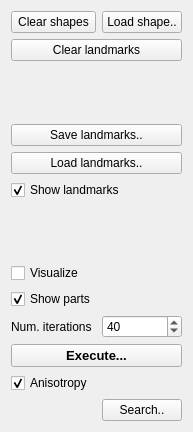
Old version of the form ddtt/experiment/experiment-widget.ui in the repository ialhashim/ddtt-dev.
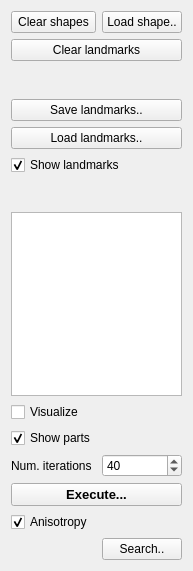
New version of the form.

Commit message: [experiment] some good initial results.

```diff
--- a/ddtt/experiment/experiment-widget.ui
+++ b/ddtt/experiment/experiment-widget.ui
@@ -7,58 +7,21 @@
     <x>0</x>
     <y>0</y>
     <width>176</width>
-    <height>432</height>
+    <height>571</height>
    </rect>
   </property>
   <property name="windowTitle">
    <string>Form</string>
   </property>
   <layout class="QGridLayout" name="gridLayout">
-   <item row="0" column="0">
-    <widget class="QPushButton" name="clearShapes">
+   <item row="9" column="0" colspan="2">
+    <widget class="QCheckBox" name="isVisualize">
      <property name="text">
-      <string>Clear shapes</string>
+      <string>Visualize</string>
      </property>
     </widget>
    </item>
-   <item row="9" column="0">
-    <widget class="QLabel" name="label">
-     <property name="text">
-      <string>Num. iterations</string>
-     </property>
-    </widget>
-   </item>
-   <item row="2" column="0" colspan="2">
-    <spacer name="verticalSpacer">
-     <property name="orientation">
-      <enum>Qt::Vertical</enum>
-     </property>
-     <property name="sizeHint" stdset="0">
-      <size>
-       <width>20</width>
-       <height>40</height>
-      </size>
-     </property>
-    </spacer>
-   </item>
-   <item row="12" column="1">
-    <widget class="QPushButton" name="searchBest">
-     <property name="text">
-      <string>Search..</string>
-     </property>
-    </widget>
-   </item>
-   <item row="5" column="0" colspan="2">
-    <widget class="QCheckBox" name="isShowLandmarks">
-     <property name="text">
-      <string>Show landmarks</string>
-     </property>
-     <property name="checked">
-      <bool>true</bool>
-     </property>
-    </widget>
-   </item>
-   <item row="10" column="0" colspan="2">
+   <item row="12" column="0" colspan="2">
     <widget class="QPushButton" name="executeButton">
      <property name="font">
       <font>
@@ -72,20 +35,51 @@
      </property>
     </widget>
    </item>
-   <item row="9" column="1">
-    <widget class="QSpinBox" name="numIterations">
-     <property name="maximum">
-      <number>1000</number>
+   <item row="14" column="1">
+    <widget class="QPushButton" name="searchBest">
+     <property name="text">
+      <string>Search..</string>
      </property>
-     <property name="singleStep">
-      <number>5</number>
+    </widget>
+   </item>
+   <item row="4" column="0" colspan="2">
+    <widget class="QPushButton" name="loadLandmarks">
+     <property name="text">
+      <string>Load landmarks..</string>
      </property>
-     <property name="value">
-      <number>40</number>
+    </widget>
+   </item>
+   <item row="13" column="0" colspan="2">
+    <widget class="QCheckBox" name="isAnisotropy">
+     <property name="text">
+      <string>Anisotropy</string>
      </property>
+     <property name="checked">
+      <bool>true</bool>
+     </property>
     </widget>
    </item>
-   <item row="8" column="0">
+   <item row="0" column="0">
+    <widget class="QPushButton" name="clearShapes">
+     <property name="text">
+      <string>Clear shapes</string>
+     </property>
+    </widget>
+   </item>
+   <item row="2" column="0" colspan="2">
+    <spacer name="verticalSpacer">
+     <property name="orientation">
+      <enum>Qt::Vertical</enum>
+     </property>
+     <property name="sizeHint" stdset="0">
+      <size>
+       <width>20</width>
+       <height>40</height>
+      </size>
+     </property>
+    </spacer>
+   </item>
+   <item row="10" column="0">
     <widget class="QCheckBox" name="isShowParts">
      <property name="text">
       <string>Show parts</string>
@@ -96,13 +90,6 @@
     </widget>
    </item>
    <item row="7" column="0" colspan="2">
-    <widget class="QCheckBox" name="isVisualize">
-     <property name="text">
-      <string>Visualize</string>
-     </property>
-    </widget>
-   </item>
-   <item row="6" column="0" colspan="2">
     <spacer name="verticalSpacer_2">
      <property name="orientation">
       <enum>Qt::Vertical</enum>
@@ -122,10 +109,33 @@
      </property>
     </widget>
    </item>
-   <item row="4" column="0" colspan="2">
-    <widget class="QPushButton" name="loadLandmarks">
+   <item row="11" column="0">
+    <widget class="QLabel" name="label">
      <property name="text">
-      <string>Load landmarks..</string>
+      <string>Num. iterations</string>
+     </property>
+    </widget>
+   </item>
+   <item row="11" column="1">
+    <widget class="QSpinBox" name="numIterations">
+     <property name="maximum">
+      <number>1000</number>
+     </property>
+     <property name="singleStep">
+      <number>5</number>
+     </property>
+     <property name="value">
+      <number>40</number>
+     </property>
+    </widget>
+   </item>
+   <item row="5" column="0" colspan="2">
+    <widget class="QCheckBox" name="isShowLandmarks">
+     <property name="text">
+      <string>Show landmarks</string>
+     </property>
+     <property name="checked">
+      <bool>true</bool>
      </property>
     </widget>
    </item>
@@ -143,12 +153,9 @@
      </property>
     </widget>
    </item>
-   <item row="11" column="0" colspan="2">
-    <widget class="QCheckBox" name="isAnisotropy">
-     <property name="text">
-      <string>Anisotropy</string>
-     </property>
-     <property name="checked">
+   <item row="8" column="0" colspan="2">
+    <widget class="QListWidget" name="pathsList">
+     <property name="sortingEnabled">
       <bool>true</bool>
      </property>
     </widget>
```
The commit also changes 9 other files.
